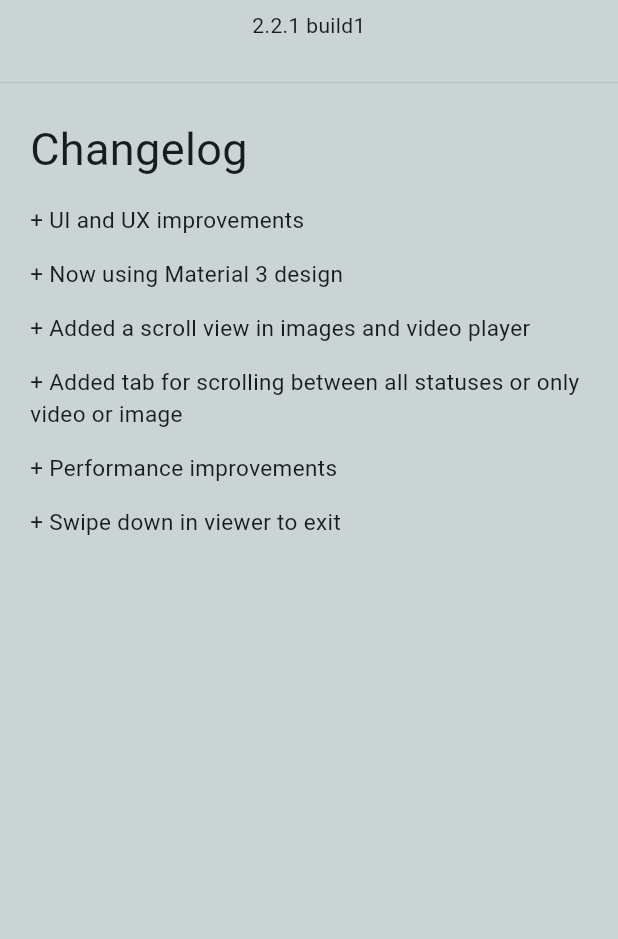
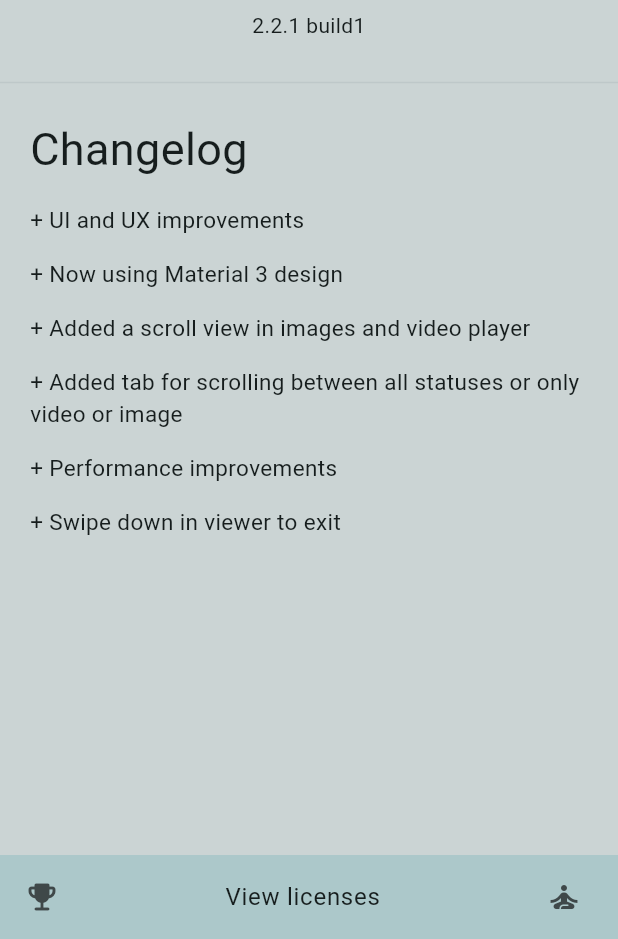
Before and after one commit to JobaAdewumi/status_saver, a Flutter app: the HelpAndInfo screen opened by its route, on a phone screen of 412 x 824 dp, the part 297-1236 px from its top. Run offline on Flutter 3.47's test engine with Material 2 defaults, Android fonts, the light colour scheme and no system bars; our stand-ins replace device_info_plus, gallery_saver, permission_handler, share_plus, shared_preferences, video_player; missing offline and left inert: file_manager, saf, video_thumbnail; accounts and stored records are empty.

Commit message:
Added license page

```diff
--- a/lib/routes/routes.dart
+++ b/lib/routes/routes.dart
@@ -44,7 +44,7 @@ Route<dynamic> controller(RouteSettings settings) {
       });
     case helpAndInfo:
       return MaterialPageRoute(builder: (context) {
-        return const HelpAndInfo();
+        return HelpAndInfo();
       });
 
     default:
--- a/lib/views/WhatsAppViews/home/help_and_info.dart
+++ b/lib/views/WhatsAppViews/home/help_and_info.dart
@@ -1,7 +1,10 @@
 import 'package:flutter/material.dart';
+import 'package:flutter/services.dart';
 
 class HelpAndInfo extends StatelessWidget {
-  const HelpAndInfo({Key? key}) : super(key: key);
+  HelpAndInfo({Key? key}) : super(key: key);
+
+  String applicationVersion = '2.2.1 build1';
 
   @override
   Widget build(BuildContext context) {
@@ -11,17 +14,19 @@ class HelpAndInfo extends StatelessWidget {
         foregroundColor: Colors.white,
         backgroundColor: Colors.transparent,
       ),
-      body: ListView(
+      body: Stack(
+        children: [
+          ListView(
             // crossAxisAlignment: CrossAxisAlignment.center,
             // mainAxisAlignment: MainAxisAlignment.center,
-        children: const [
-          Padding(
+            children: [
+              const Padding(
                 padding: EdgeInsets.only(top: 10),
                 child: FlutterLogo(
                   size: 95,
                 ),
               ),
-          Padding(
+              const Padding(
                 padding: EdgeInsets.only(top: 10),
                 child: Text(
                   'All Status Saver',
@@ -30,17 +35,17 @@ class HelpAndInfo extends StatelessWidget {
                 ),
               ),
               Padding(
-            padding: EdgeInsets.only(top: 7),
+                padding: const EdgeInsets.only(top: 7),
                 child: Text(
-              '2.2.1 build1',
+                  applicationVersion,
                   textAlign: TextAlign.center,
                 ),
               ),
-          Padding(
+              const Padding(
                 padding: EdgeInsets.only(top: 20),
                 child: Divider(),
               ),
-          Padding(
+              const Padding(
                 padding: EdgeInsets.only(top: 15, left: 20),
                 child: Text(
                   'Changelog',
@@ -48,7 +53,7 @@ class HelpAndInfo extends StatelessWidget {
                   style: TextStyle(fontSize: 30),
                 ),
               ),
-          Padding(
+              const Padding(
                 padding: EdgeInsets.only(top: 15, left: 20),
                 child: Text(
                   '+ UI and UX improvements',
@@ -56,7 +61,7 @@ class HelpAndInfo extends StatelessWidget {
                   style: TextStyle(fontSize: 15),
                 ),
               ),
-          Padding(
+              const Padding(
                 padding: EdgeInsets.only(top: 15, left: 20),
                 child: Text(
                   '+ Now using Material 3 design',
@@ -64,7 +69,7 @@ class HelpAndInfo extends StatelessWidget {
                   style: TextStyle(fontSize: 15),
                 ),
               ),
-          Padding(
+              const Padding(
                 padding: EdgeInsets.only(top: 15, left: 20),
                 child: Text(
                   '+ Added a scroll view in images and video player',
@@ -72,7 +77,7 @@ class HelpAndInfo extends StatelessWidget {
                   style: TextStyle(fontSize: 15),
                 ),
               ),
-          Padding(
+              const Padding(
                 padding: EdgeInsets.only(top: 15, left: 20),
                 child: Text(
                   '+ Added tab for scrolling between all statuses or only video or image',
@@ -80,7 +85,7 @@ class HelpAndInfo extends StatelessWidget {
                   style: TextStyle(fontSize: 15),
                 ),
               ),
-          Padding(
+              const Padding(
                 padding: EdgeInsets.only(top: 15, left: 20),
                 child: Text(
                   '+ Performance improvements',
@@ -88,7 +93,7 @@ class HelpAndInfo extends StatelessWidget {
                   style: TextStyle(fontSize: 15),
                 ),
               ),
-          Padding(
+              const Padding(
                 padding: EdgeInsets.only(top: 15, left: 20),
                 child: Text(
                   '+ Swipe down in viewer to exit',
@@ -98,6 +103,33 @@ class HelpAndInfo extends StatelessWidget {
               ),
             ],
           ),
+          Positioned(
+            child: Padding(
+              padding: const EdgeInsets.only(top: 50),
+              child: Align(
+                alignment: Alignment.bottomCenter,
+                child: ListTile(
+                  leading: const Icon(Icons.emoji_events_rounded),
+                  trailing: const Icon(Icons.self_improvement_outlined),
+                  onTap: () {
+                    HapticFeedback.lightImpact();
+                    showLicensePage(
+                        context: context,
+                        applicationName: 'All Status Saver',
+                        applicationLegalese: 'Copyright (c) 2022 Joba Adewumi',
+                        applicationVersion: applicationVersion);
+                  },
+                  tileColor: Theme.of(context).appBarTheme.backgroundColor,
+                  title: const Text(
+                    'View licenses',
+                    textAlign: TextAlign.center,
+                  ),
+                ),
+              ),
+            ),
+          ),
+        ],
+      ),
     );
   }
 }
```
Lines whose indentation alone changed are shown as unchanged.
